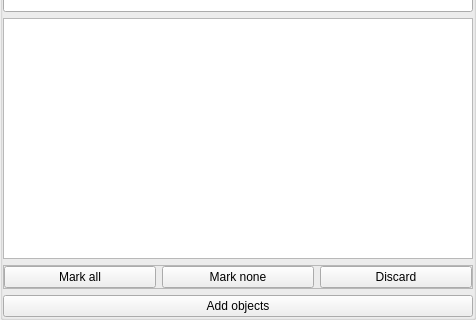
This is plugins/SolarSystemEditor/src/gui/mpcImportWindow.ui in Stellarium/stellarium as Qt 5 draws it before an edit; both pictures show x 0 to 476 and y 195 to 515 of the 476 by 515 pixel window. The edited form follows.
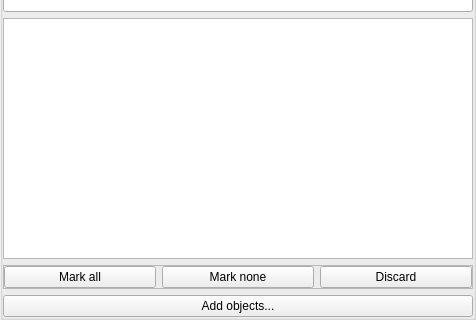
This is the edited form. The open tabs and pages were chosen to show the change. Icons and pictures are not drawn. Custom widgets are drawn as their Qt base class.

Commit message: use dots for UI elements that open dialogs

The edit to the form file:
```diff
--- a/plugins/SolarSystemEditor/src/gui/mpcImportWindow.ui
+++ b/plugins/SolarSystemEditor/src/gui/mpcImportWindow.ui
@@ -669,7 +669,7 @@
           <item>
            <widget class="QPushButton" name="pushButtonAdd">
             <property name="text">
-             <string>Add objects</string>
+             <string>Add objects...</string>
             </property>
            </widget>
           </item>
```
The commit also changes 1 other file.
